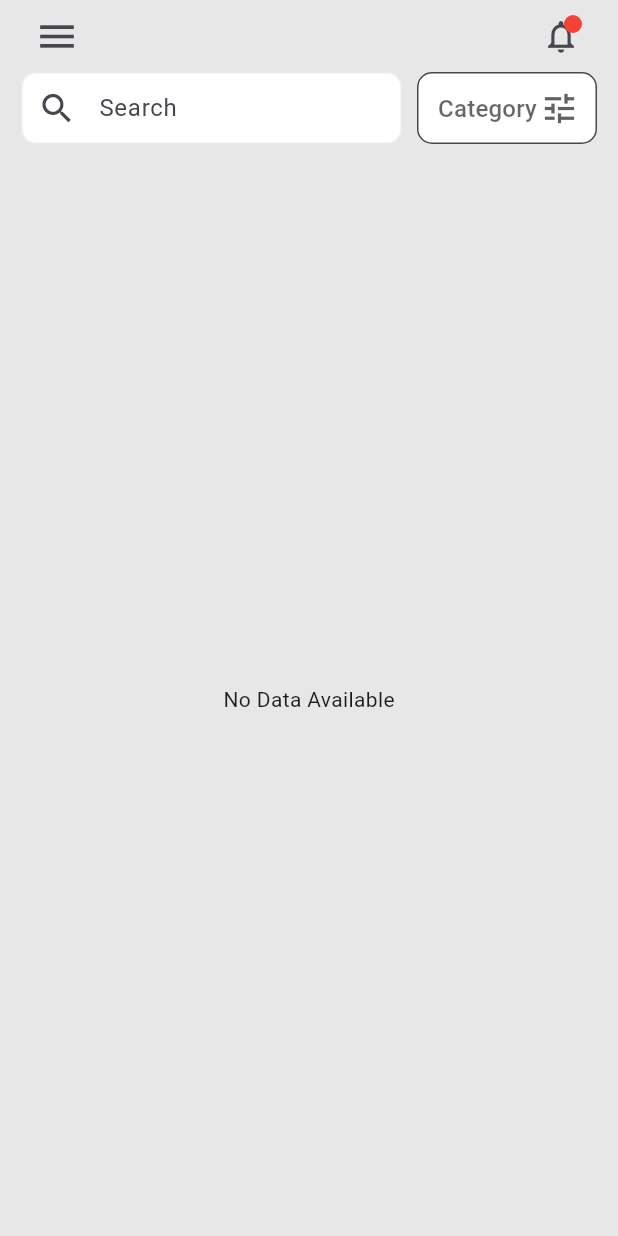
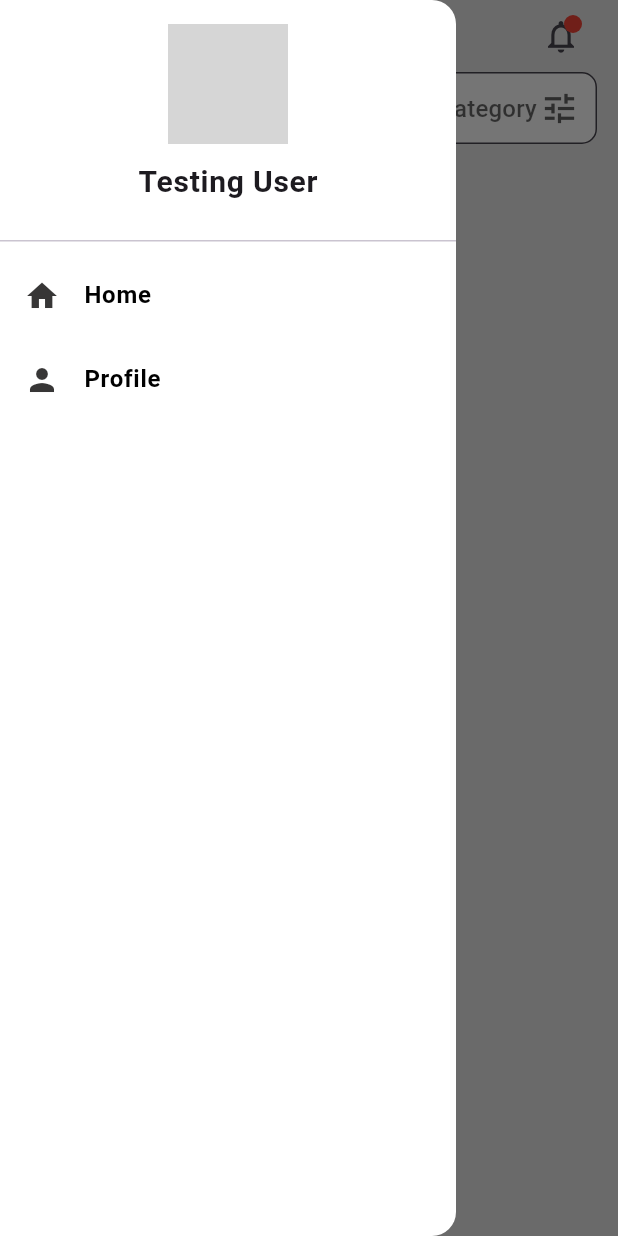
Before and after one commit to Kyaw-Min-Khant/flutter-news-app, a Flutter app: the Home screen opened by its route, after a tap on the "menu" icon, on a phone screen of 412 x 824 dp. Run offline on Flutter 3.47's test engine with Material 3 defaults, Android fonts, the phone set to English and light mode, and no system bars; our stand-ins replace go_router; network calls fail; grey boxes are pictures that could not be loaded.

Commit message:
First commit

```diff
--- a/lib/features/home/view/home.dart
+++ b/lib/features/home/view/home.dart
@@ -1,4 +1,5 @@
 import 'package:blog_app/core/providers/post_provider.dart';
+import 'package:blog_app/features/home/widgets/home_drawer.dart';
 import 'package:blog_app/features/home/widgets/news_list.dart';
 import 'package:blog_app/features/home/widgets/notifcation_icon.dart';
 import 'package:blog_app/features/home/widgets/search_bar.dart';
@@ -16,6 +17,8 @@ class Home extends StatefulWidget {
 class _HomeState extends State<Home> {
   // List<dynamic> posts = [];
   // bool isLoading = false;
+    final GlobalKey<ScaffoldState> _scaffoldKey = GlobalKey<ScaffoldState>(); // Add a GlobalKey
+
 
   @override
   void initState() {
@@ -50,8 +53,11 @@ class _HomeState extends State<Home> {
     }
 
     return Scaffold(
+      key: _scaffoldKey,
+      drawer: HomeDrawer(),
       backgroundColor: const Color.fromARGB(255, 231, 231, 231),
       body: SafeArea(
+
         child: Padding(
           padding: const EdgeInsets.symmetric(horizontal: 14.0, vertical: 0),
           child: Column(
@@ -61,8 +67,7 @@ class _HomeState extends State<Home> {
                 children: [
                   IconButton(
                     onPressed: () {
-                      debugPrint("Home");
-                    },
+                    _scaffoldKey.currentState?.openDrawer();                    },
                     icon: Icon(Icons.menu, size: 30),
                   ),
                   NotificationIcon(),
--- /dev/null
+++ b/lib/features/home/widgets/home_drawer.dart
@@ -0,0 +1,52 @@
+import 'package:flutter/material.dart';
+import 'package:go_router/go_router.dart';
+
+class HomeDrawer extends StatefulWidget {
+  const HomeDrawer({super.key});
+
+  @override
+  State<HomeDrawer> createState() => _HomeDrawerState();
+}
+
+class _HomeDrawerState extends State<HomeDrawer> {
+  @override
+  Widget build(BuildContext context) {
+    return Drawer(
+      backgroundColor: Colors.white,
+      child:ListView(
+        children:[
+          DrawerHeader(child: Column(
+            crossAxisAlignment: CrossAxisAlignment.center,
+            children: [
+                 CircleAvatar(
+                  radius: 40,
+                  backgroundImage: NetworkImage("https://i.pinimg.com/1200x/c9/19/2e/c9192eb573b0b721c5a0bab6def82fbf.jpg"),
+                ),
+              SizedBox(height: 10),
+              Text(
+                'Testing User',
+                style: TextStyle(fontSize: 20,fontWeight: FontWeight.w600),
+              ),
+            ],
+          )),
+          ListTile(
+            leading: Icon(Icons.home, color: const Color.fromARGB(255, 55, 54, 54)),
+            title: Text('Home', style: TextStyle(color: Colors.black,fontWeight: FontWeight.w600)),
+            onTap: () {
+              Navigator.pop(context); // Close the drawer
+              context.go('/home'); // Navigate to Home
+            },
+          ),
+          ListTile(
+            leading: Icon(Icons.person, color: const Color.fromARGB(255, 55, 54, 54)),
+            title: Text('Profile', style: TextStyle(color: Colors.black,fontWeight: FontWeight.w600)),
+            onTap: () {
+              Navigator.pop(context);
+              context.go('/profile'); // Navigate to Login
+            },
+          ),
+        ]
+      )
+    ) ;
+  }
+}
--- /dev/null
+++ b/lib/features/profile/view/profile.dart
@@ -0,0 +1,18 @@
+import 'package:flutter/material.dart';
+import 'package:go_router/go_router.dart';
+
+class Profile extends StatelessWidget {
+  const Profile({super.key});
+
+  @override
+  Widget build(BuildContext context) {
+    return Scaffold(
+      body: SafeArea(child:
+      Column(children: [
+        Text('Profile page', style: TextStyle(fontSize: 24, fontWeight: FontWeight.bold)),
+        SizedBox(height: 20),
+        ElevatedButton(onPressed: ()=> context.go('/login') , child: Text('Go To Login'))
+      ],)),
+    );
+  }
+}
--- a/lib/routes/approute.dart
+++ b/lib/routes/approute.dart
@@ -1,6 +1,7 @@
 import 'package:blog_app/features/home/view/home.dart';
 import 'package:blog_app/features/login/view/login.dart';
 import 'package:blog_app/features/new/view/new.dart';
+import 'package:blog_app/features/profile/view/profile.dart';
 import 'package:go_router/go_router.dart';
 
 // GoRouter configuration
@@ -9,7 +10,7 @@ final approuter = GoRouter(
   routes: [
     GoRoute(
       name:
-          'home', // Optional, add name to your routes. Allows you navigate by name instead of path
+          'home',
       path: '/',
       builder: (context, state) => Home(),
     ),
@@ -26,5 +27,6 @@ final approuter = GoRouter(
       path: '/login',
       builder: (context, state) => Login(),
     ),
+    GoRoute(path: '/profile',name:'profile',builder: (context,state)=> Profile())
   ],
 );
```
Also changed, not shown: lib/features/login/view/login.dart (+59 -1 lines).
